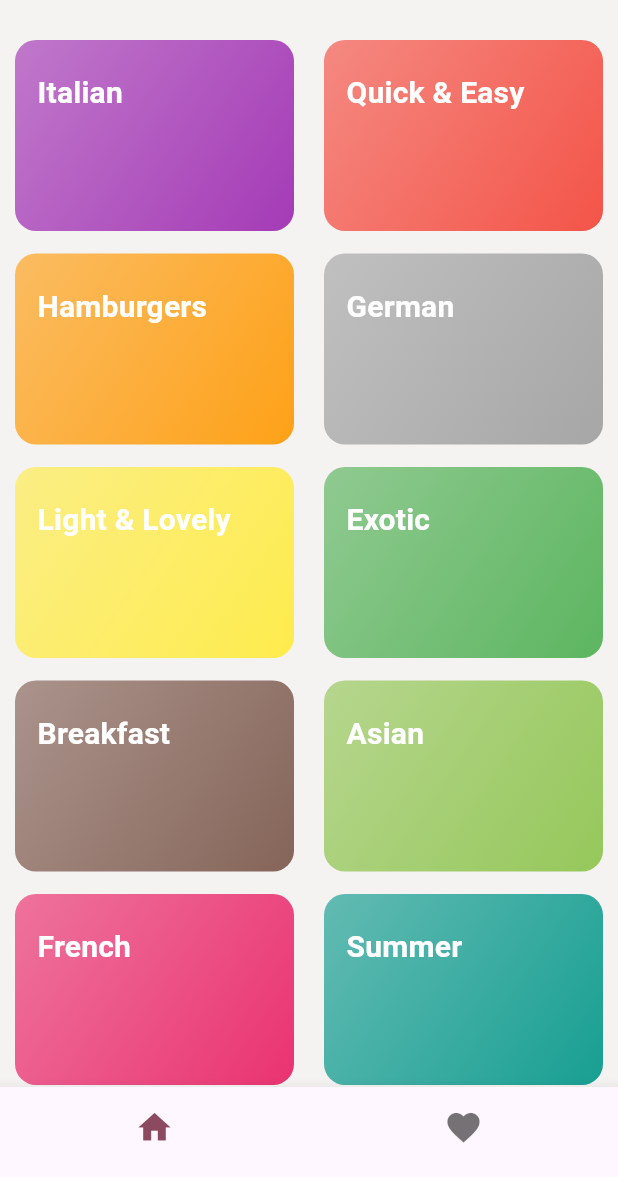
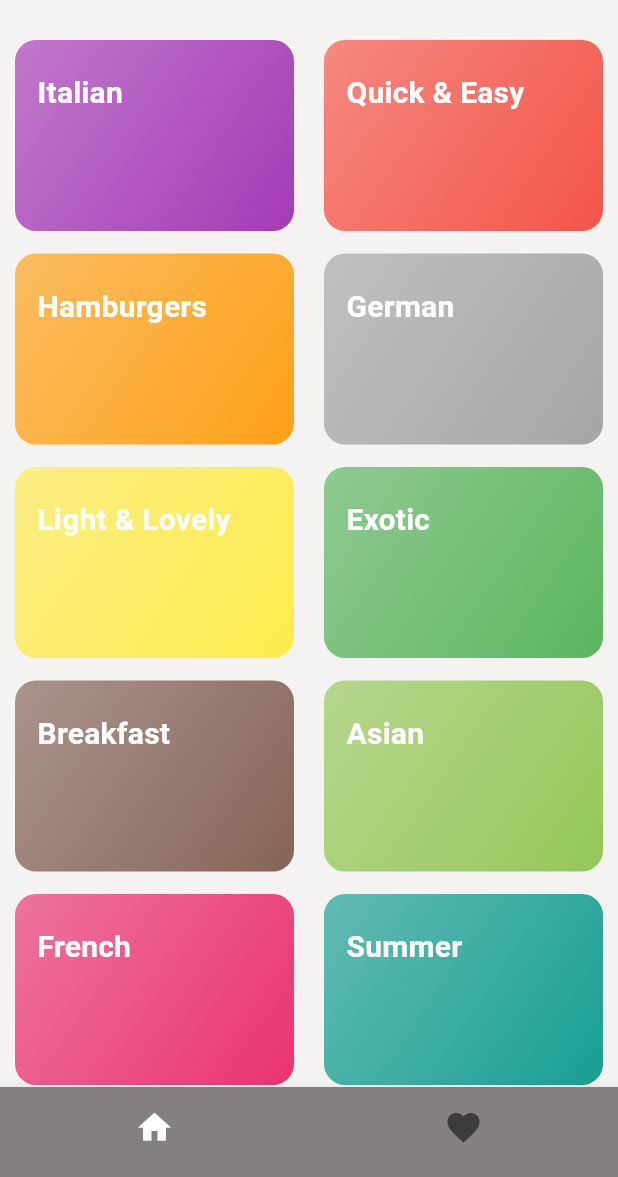
Before and after one commit to nadahossamismail/Meal-App, a Flutter app: the screen it shows after launch, on a phone screen of 412 x 824 dp, the part 59-1236 px from its top. Run offline on Flutter 3.47's test engine with Material 3 defaults, Android fonts, the phone set to English and light mode, and no system bars; our stand-ins replace flutter_riverpod, google_fonts, transparent_image.

Commit message:
changed buttom nav bar colours

```diff
--- a/lib/main.dart
+++ b/lib/main.dart
@@ -23,7 +23,6 @@ class MainApp extends StatelessWidget {
             titleTextStyle: TextStyle(
                 fontSize: 20, fontWeight: FontWeight.bold, color: Colors.black),
             backgroundColor: Color.fromARGB(255, 245, 242, 242)),
-        useMaterial3: true,
         colorScheme: ColorScheme.fromSeed(
           brightness: Brightness.light,
           seedColor: Colors.black,
--- a/lib/routes/meal_details_screen.dart
+++ b/lib/routes/meal_details_screen.dart
@@ -89,7 +89,7 @@ class _MealDetailsState extends ConsumerState<MealDetails> {
                         style: Theme.of(context)
                             .textTheme
                             .titleLarge!
-                            .copyWith(fontSize: 21));
+                            .copyWith(fontSize: 18));
                   }),
                 ],
               ),
@@ -114,7 +114,7 @@ class _MealDetailsState extends ConsumerState<MealDetails> {
                   "- $step",
                   textAlign: TextAlign.start,
                   style: Theme.of(context).textTheme.titleLarge!.copyWith(
-                        fontSize: 21,
+                        fontSize: 18,
                       ),
                 ),
               );
--- a/lib/routes/tabs.dart
+++ b/lib/routes/tabs.dart
@@ -29,6 +29,8 @@ class _TabsScreenState extends State<TabsScreen> {
       ),
       body: tabs[screenIndex],
       bottomNavigationBar: BottomNavigationBar(
+          selectedItemColor: Colors.white,
+          backgroundColor: const Color.fromARGB(255, 133, 128, 128),
           currentIndex: screenIndex,
           onTap: (index) {
             setState(() {
@@ -41,10 +43,15 @@ class _TabsScreenState extends State<TabsScreen> {
           items: const [
             BottomNavigationBarItem(
               label: "Categories",
-              icon: Icon(Icons.home),
+              icon: Icon(
+                Icons.home,
+              ),
             ),
             BottomNavigationBarItem(
-                label: "Favorites", icon: Icon(Icons.favorite)),
+                label: "Favorites",
+                icon: Icon(
+                  Icons.favorite,
+                )),
           ]),
     );
   }
```
